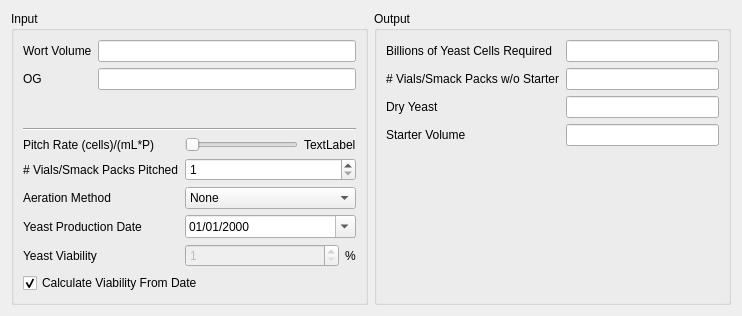
The window that ui/pitchDialog.ui (Brewtarget/brewtarget) describes before a commit, drawn with Qt 5.
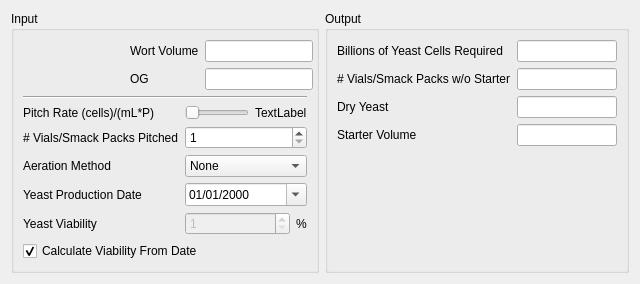
The same window after the commit.

Commit message: Made the pitch dialog copy the current recipe volume/og.

```diff
--- a/ui/pitchDialog.ui
+++ b/ui/pitchDialog.ui
@@ -6,8 +6,8 @@
    <rect>
     <x>0</x>
     <y>0</y>
-    <width>742</width>
-    <height>316</height>
+    <width>633</width>
+    <height>281</height>
    </rect>
   </property>
   <property name="windowTitle">
@@ -25,6 +25,9 @@
         <property name="fieldGrowthPolicy">
          <enum>QFormLayout::ExpandingFieldsGrow</enum>
         </property>
+        <property name="formAlignment">
+         <set>Qt::AlignRight|Qt::AlignTop|Qt::AlignTrailing</set>
+        </property>
         <item row="0" column="0">
          <widget class="QLabel" name="label">
           <property name="text">
@@ -34,6 +37,12 @@
         </item>
         <item row="0" column="1">
          <widget class="QLineEdit" name="lineEdit_vol">
+          <property name="sizePolicy">
+           <sizepolicy hsizetype="Preferred" vsizetype="Fixed">
+            <horstretch>0</horstretch>
+            <verstretch>0</verstretch>
+           </sizepolicy>
+          </property>
           <property name="minimumSize">
            <size>
             <width>100</width>
@@ -51,6 +60,12 @@
         </item>
         <item row="1" column="1">
          <widget class="QLineEdit" name="lineEdit_OG">
+          <property name="sizePolicy">
+           <sizepolicy hsizetype="Preferred" vsizetype="Fixed">
+            <horstretch>0</horstretch>
+            <verstretch>0</verstretch>
+           </sizepolicy>
+          </property>
           <property name="minimumSize">
            <size>
             <width>100</width>
@@ -73,6 +88,9 @@
         <property name="fieldGrowthPolicy">
          <enum>QFormLayout::AllNonFixedFieldsGrow</enum>
         </property>
+        <property name="formAlignment">
+         <set>Qt::AlignRight|Qt::AlignTop|Qt::AlignTrailing</set>
+        </property>
         <item row="0" column="0">
          <widget class="QLabel" name="label_3">
           <property name="toolTip">
@@ -248,6 +266,9 @@
         <property name="fieldGrowthPolicy">
          <enum>QFormLayout::AllNonFixedFieldsGrow</enum>
         </property>
+        <property name="formAlignment">
+         <set>Qt::AlignRight|Qt::AlignTop|Qt::AlignTrailing</set>
+        </property>
         <item row="0" column="0">
          <widget class="QLabel" name="label_9">
           <property name="text">
```
The commit also changes 2 other files.
